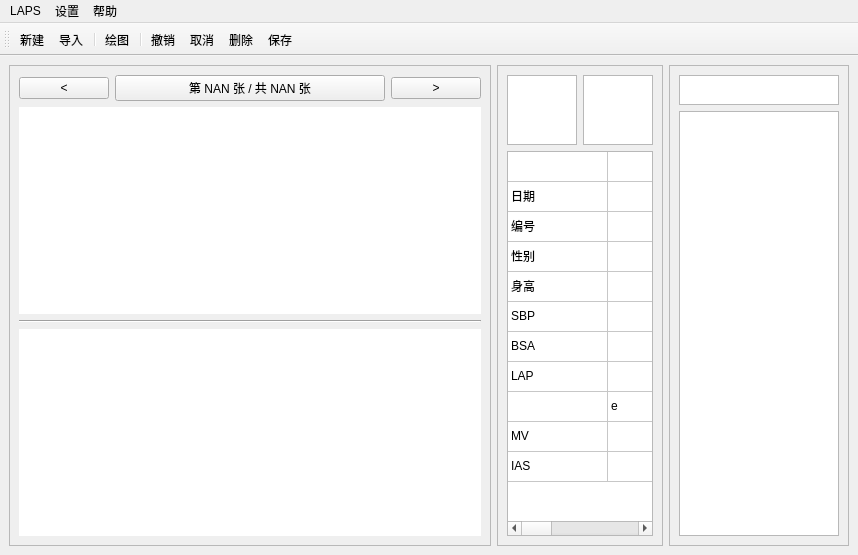
First picture: the form in UI/ui_index.ui, repository Orange-66/LAPS-v1.0, before the edit.
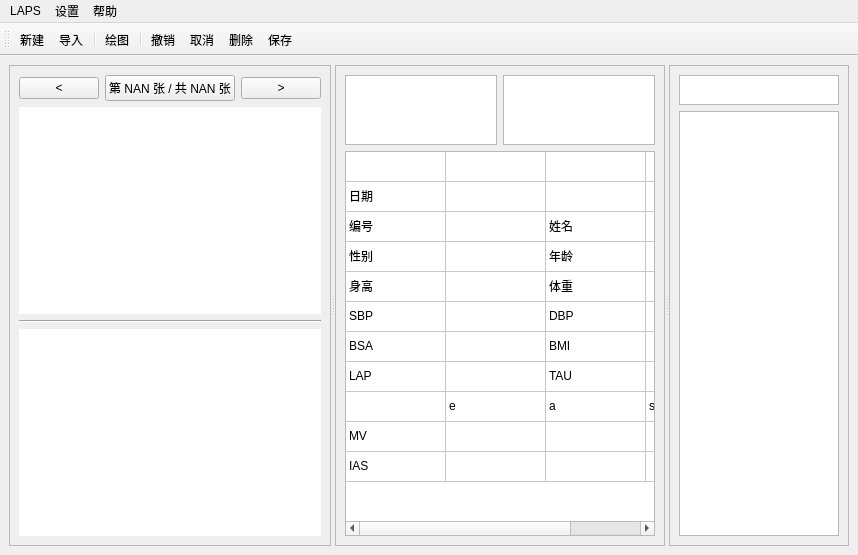
Second picture: the form after the edit. Icons and pictures are not drawn.

Diff of the .ui file:
```diff
--- a/UI/ui_index.ui
+++ b/UI/ui_index.ui
@@ -18,8 +18,12 @@
     <normaloff>:/icons/Images/Icon/win_logo.ico</normaloff>:/icons/Images/Icon/win_logo.ico</iconset>
   </property>
   <widget class="QWidget" name="centralwidget">
-   <layout class="QHBoxLayout" name="horizontalLayout" stretch="8,1,1">
+   <layout class="QHBoxLayout" name="horizontalLayout">
     <item>
+     <widget class="QSplitter" name="splitter">
+      <property name="orientation">
+       <enum>Qt::Horizontal</enum>
+      </property>
      <widget class="QFrame" name="frame">
       <property name="frameShape">
        <enum>QFrame::StyledPanel</enum>
@@ -93,8 +97,6 @@
        </item>
       </layout>
      </widget>
-    </item>
-    <item>
      <widget class="QFrame" name="frame_3">
       <property name="frameShape">
        <enum>QFrame::StyledPanel</enum>
@@ -303,8 +305,6 @@
        </item>
       </layout>
      </widget>
-    </item>
-    <item>
      <widget class="QFrame" name="frame_4">
       <property name="frameShape">
        <enum>QFrame::StyledPanel</enum>
@@ -346,6 +346,7 @@
         </widget>
        </item>
       </layout>
+      </widget>
      </widget>
     </item>
    </layout>
```
Lines whose indentation alone changed are shown as unchanged.
